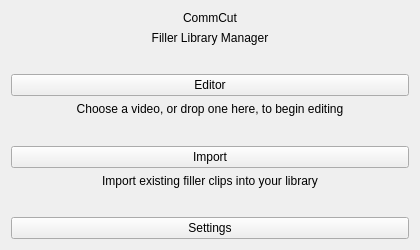
This is mainwindow.ui in trafficman/commcut as Qt 5 draws it before an edit. The edited form follows.
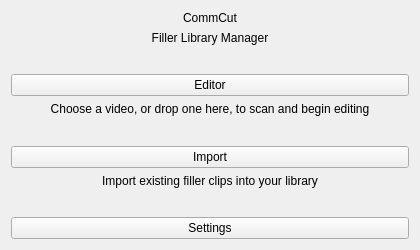
This is the edited form.

Patch:
```diff
--- a/mainwindow.ui
+++ b/mainwindow.ui
@@ -75,7 +75,7 @@
      <item>
       <widget class="QLabel" name="labelEditorHint">
        <property name="text">
-        <string>Choose a video, or drop one here, to begin editing</string>
+        <string>Choose a video, or drop one here, to scan and begin editing</string>
        </property>
        <property name="alignment">
         <set>Qt::AlignmentFlag::AlignCenter</set>
```
